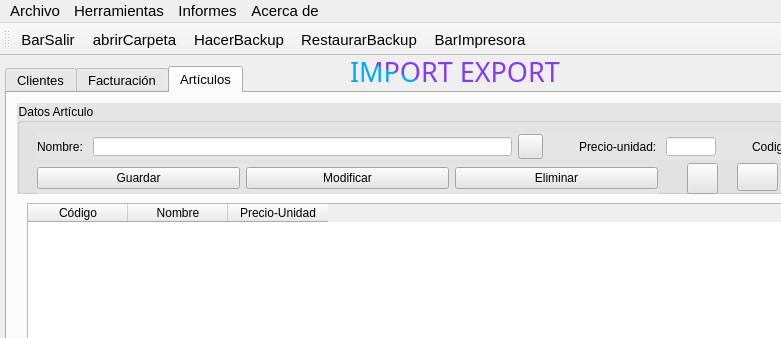
First picture: the form in prueba.ui, repository solglez/gonzalezescolar, before the edit; both pictures show x 0 to 781 and y 0 to 338 of the 903 by 661 pixel window.
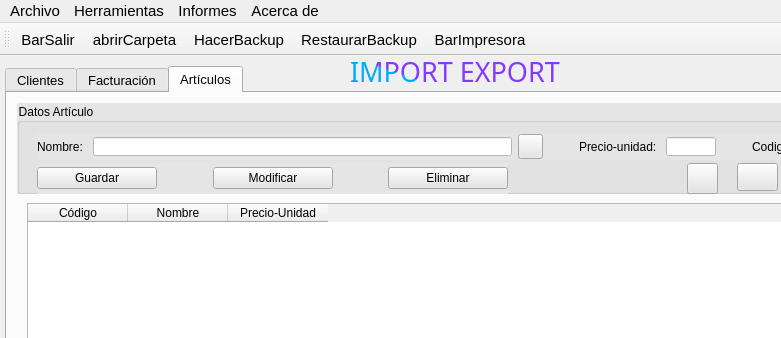
Second picture: the form after the edit. Icons and pictures are not drawn.

Commit message: Creado nuevo test de cargaMunicipios. Pequeño cambio en interfaz de articulos que no termina de convencerme.

Diff of the .ui file:
```diff
--- a/prueba.ui
+++ b/prueba.ui
@@ -2359,13 +2359,19 @@
         <rect>
          <x>20</x>
          <y>60</y>
-         <width>621</width>
+         <width>471</width>
          <height>31</height>
         </rect>
        </property>
        <layout class="QHBoxLayout" name="horizontalLayout_11">
         <item>
          <widget class="QPushButton" name="btnGuardaArt">
+          <property name="minimumSize">
+           <size>
+            <width>120</width>
+            <height>0</height>
+           </size>
+          </property>
           <property name="maximumSize">
            <size>
             <width>16777215</width>
@@ -2377,11 +2383,30 @@
           </property>
          </widget>
         </item>
+        <item>
+         <spacer name="horizontalSpacer_4">
+          <property name="orientation">
+           <enum>Qt::Horizontal</enum>
+          </property>
+          <property name="sizeHint" stdset="0">
+           <size>
+            <width>30</width>
+            <height>20</height>
+           </size>
+          </property>
+         </spacer>
+        </item>
         <item>
          <widget class="QPushButton" name="btnModifArt">
+          <property name="minimumSize">
+           <size>
+            <width>120</width>
+            <height>0</height>
+           </size>
+          </property>
           <property name="maximumSize">
            <size>
-            <width>16777215</width>
+            <width>120</width>
             <height>22</height>
            </size>
           </property>
@@ -2390,8 +2415,27 @@
           </property>
          </widget>
         </item>
+        <item>
+         <spacer name="horizontalSpacer_5">
+          <property name="orientation">
+           <enum>Qt::Horizontal</enum>
+          </property>
+          <property name="sizeHint" stdset="0">
+           <size>
+            <width>40</width>
+            <height>20</height>
+           </size>
+          </property>
+         </spacer>
+        </item>
         <item>
          <widget class="QPushButton" name="btnBorrarArt">
+          <property name="minimumSize">
+           <size>
+            <width>120</width>
+            <height>0</height>
+           </size>
+          </property>
           <property name="maximumSize">
            <size>
             <width>16777215</width>
```
The commit also changes 4 other files.
